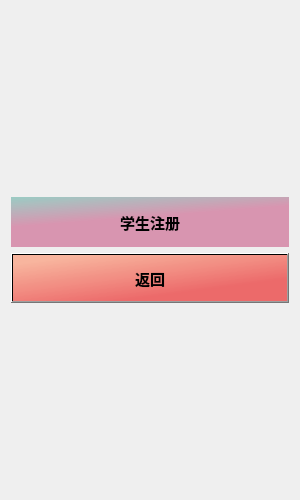
This is untitled1/registerdialog.ui in 2018876441/C-_project as Qt 5 draws it before an edit. The edited form follows.
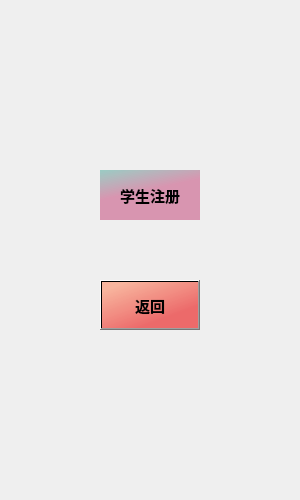
This is the edited form. Icons and pictures are not drawn.

What changed in the file:
```diff
--- a/untitled1/registerdialog.ui
+++ b/untitled1/registerdialog.ui
@@ -18,9 +18,37 @@
 border-image: url(:/img/bg1.jpg);}</string>
   </property>
   <layout class="QVBoxLayout" name="verticalLayout_2">
+   <item>
+    <spacer name="verticalSpacer">
+     <property name="orientation">
+      <enum>Qt::Orientation::Vertical</enum>
+     </property>
+     <property name="sizeHint" stdset="0">
+      <size>
+       <width>20</width>
+       <height>40</height>
+      </size>
+     </property>
+    </spacer>
+   </item>
    <item>
     <layout class="QVBoxLayout" name="verticalLayout">
      <item>
+      <layout class="QHBoxLayout" name="horizontalLayout">
+       <item>
+        <spacer name="horizontalSpacer_2">
+         <property name="orientation">
+          <enum>Qt::Orientation::Horizontal</enum>
+         </property>
+         <property name="sizeHint" stdset="0">
+          <size>
+           <width>40</width>
+           <height>20</height>
+          </size>
+         </property>
+        </spacer>
+       </item>
+       <item>
       <widget class="QPushButton" name="stuBtn">
        <property name="minimumSize">
         <size>
@@ -45,6 +73,49 @@
       </widget>
      </item>
      <item>
+        <spacer name="horizontalSpacer">
+         <property name="orientation">
+          <enum>Qt::Orientation::Horizontal</enum>
+         </property>
+         <property name="sizeHint" stdset="0">
+          <size>
+           <width>40</width>
+           <height>20</height>
+          </size>
+         </property>
+        </spacer>
+       </item>
+      </layout>
+     </item>
+     <item>
+      <spacer name="verticalSpacer_3">
+       <property name="orientation">
+        <enum>Qt::Orientation::Vertical</enum>
+       </property>
+       <property name="sizeHint" stdset="0">
+        <size>
+         <width>20</width>
+         <height>40</height>
+        </size>
+       </property>
+      </spacer>
+     </item>
+     <item>
+      <layout class="QHBoxLayout" name="horizontalLayout_2">
+       <item>
+        <spacer name="horizontalSpacer_4">
+         <property name="orientation">
+          <enum>Qt::Orientation::Horizontal</enum>
+         </property>
+         <property name="sizeHint" stdset="0">
+          <size>
+           <width>40</width>
+           <height>20</height>
+          </size>
+         </property>
+        </spacer>
+       </item>
+       <item>
       <widget class="QPushButton" name="backBtn">
        <property name="minimumSize">
         <size>
@@ -66,7 +137,35 @@
        </property>
       </widget>
      </item>
-    </layout>
+       <item>
+        <spacer name="horizontalSpacer_3">
+         <property name="orientation">
+          <enum>Qt::Orientation::Horizontal</enum>
+         </property>
+         <property name="sizeHint" stdset="0">
+          <size>
+           <width>40</width>
+           <height>20</height>
+          </size>
+         </property>
+        </spacer>
+       </item>
+      </layout>
+     </item>
+    </layout>
+   </item>
+   <item>
+    <spacer name="verticalSpacer_2">
+     <property name="orientation">
+      <enum>Qt::Orientation::Vertical</enum>
+     </property>
+     <property name="sizeHint" stdset="0">
+      <size>
+       <width>20</width>
+       <height>40</height>
+      </size>
+     </property>
+    </spacer>
    </item>
   </layout>
  </widget>
```
Lines whose indentation alone changed are shown as unchanged.
